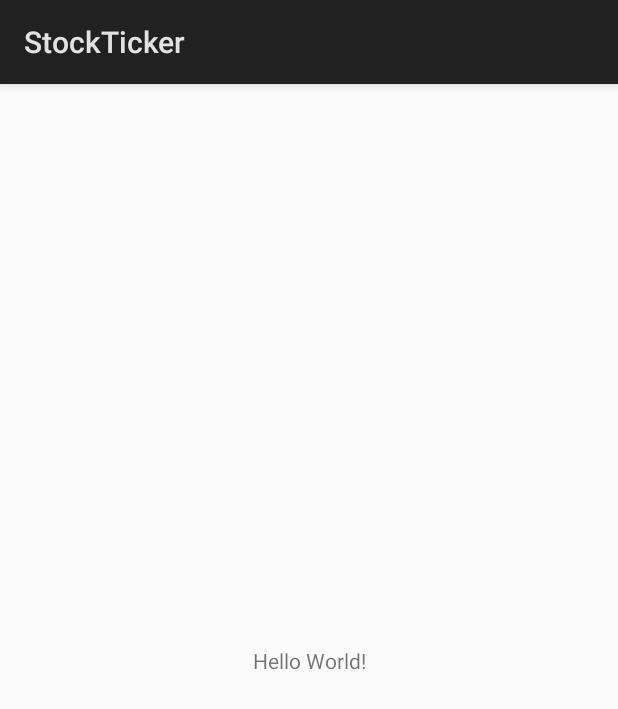
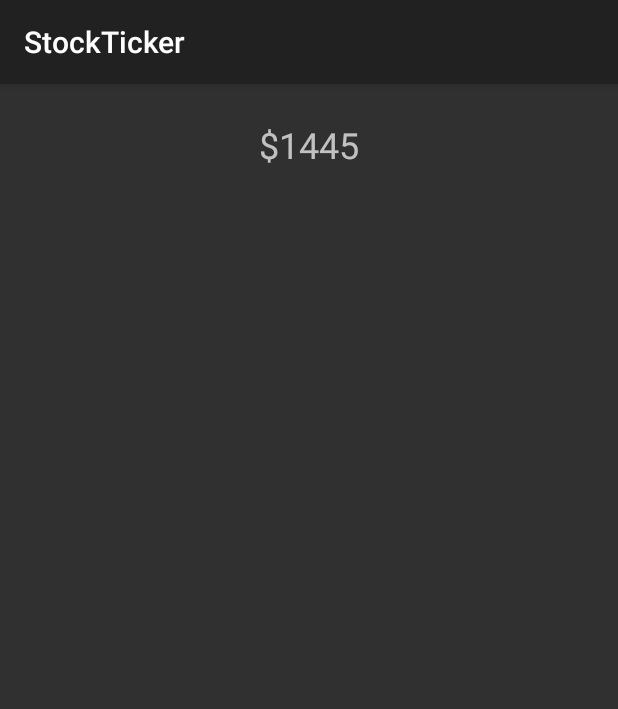
Before and after one commit to vedant1811/stock-ticker, an Android app: the screen it shows after launch (MainActivity), on a phone screen of 412 x 824 dp. Shown: the top 709 px of the screen. Run offline under Robolectric (Android 15) with nearby library versions, the phone set to English and light mode, and no system bars; our stand-ins replace ButterKnife.

```diff
--- a/app/src/main/AndroidManifest.xml
+++ b/app/src/main/AndroidManifest.xml
@@ -1,6 +1,8 @@
 <?xml version="1.0" encoding="utf-8"?>
 <manifest xmlns:android="http://schemas.android.com/apk/res/android"
           package="samples.stockticker">
+
+    <uses-permission android:name="android.permission.INTERNET" />
 
     <application
         android:allowBackup="true"
--- /dev/null
+++ b/app/src/main/java/samples/stockticker/Api.java
@@ -0,0 +1,16 @@
+package samples.stockticker;
+
+import retrofit2.Call;
+import retrofit2.http.GET;
+import retrofit2.http.Query;
+import samples.stockticker.models.StockPrices;
+
+/**
+ * Created by vedant on 31/10/17.
+ */
+
+public interface Api {
+    // https://www.alphavantage.co/query?function=TIME_SERIES_DAILY&apikey=TE0ARFPBN00QDMRV&symbol=MSFT&interval=60min
+    @GET("?function=TIME_SERIES_DAILY&apikey=TE0ARFPBN00QDMRV")
+    Call<StockPrices> daily(@Query("symbol") String symbol);
+}
--- /dev/null
+++ b/app/src/main/java/samples/stockticker/ApiProvider.java
@@ -0,0 +1,33 @@
+package samples.stockticker;
+
+import com.google.gson.Gson;
+
+import okhttp3.OkHttpClient;
+import okhttp3.logging.HttpLoggingInterceptor;
+import retrofit2.Retrofit;
+import retrofit2.converter.gson.GsonConverterFactory;
+
+/**
+ * Created by vedant on 31/10/17.
+ */
+
+public class ApiProvider {
+
+    private static final String BASE_URL = "https://www.alphavantage.co/query/";
+
+    public static Api createApi() {
+        OkHttpClient.Builder okHttpClientBuilder = new OkHttpClient.Builder();
+        if (BuildConfig.DEBUG) {
+            HttpLoggingInterceptor logging = new HttpLoggingInterceptor();
+            logging.setLevel(HttpLoggingInterceptor.Level.BODY);
+            okHttpClientBuilder.addInterceptor(logging);
+        }
+
+        Retrofit retrofit = new Retrofit.Builder()
+                .addConverterFactory(GsonConverterFactory.create(new Gson()))
+                .baseUrl(BASE_URL)
+                .client(okHttpClientBuilder.build())
+                .build();
+        return retrofit.create(Api.class);
+    }
+}
--- a/app/src/main/java/samples/stockticker/MainActivity.java
+++ b/app/src/main/java/samples/stockticker/MainActivity.java
@@ -2,14 +2,46 @@ package samples.stockticker;
 
 import android.app.Activity;
 import android.os.Bundle;
+import android.support.annotation.NonNull;
+import android.support.annotation.Nullable;
+import android.util.Log;
+import android.widget.TextView;
 
-import org.jetbrains.annotations.Nullable;
+import butterknife.BindView;
+import retrofit2.Call;
+import retrofit2.Callback;
+import retrofit2.Response;
+import samples.stockticker.models.StockPrices;
 
 class MainActivity extends Activity {
+    private static final String TAG = "MainActivity";
+
+    @BindView(R.id.current_price) TextView currentPrice;
+
+    private Api api;
 
     @Override
     protected void onCreate(@Nullable Bundle savedInstanceState) {
         super.onCreate(savedInstanceState);
         setContentView(R.layout.activity_main);
+        api = ApiProvider.createApi();
+    }
+
+    @Override
+    protected void onResume() {
+        super.onResume();
+        Log.d(TAG, "onResume");
+        api.daily("GOOGL")
+                .enqueue(new Callback<StockPrices>() {
+                    @Override
+                    public void onResponse(@NonNull Call<StockPrices> call, @NonNull Response<StockPrices> response) {
+                        Log.d(TAG, "response: " + response.body());
+                    }
+
+                    @Override
+                    public void onFailure(@NonNull Call<StockPrices> call, @NonNull Throwable t) {
+
+                    }
+                });
     }
 }
--- a/app/src/main/res/layout/activity_main.xml
+++ b/app/src/main/res/layout/activity_main.xml
@@ -8,12 +8,16 @@
     tools:context="samples.stockticker.MainActivity">
 
     <TextView
+        android:id="@+id/current_price"
         android:layout_width="wrap_content"
         android:layout_height="wrap_content"
-        android:text="Hello World!"
-        app:layout_constraintBottom_toBottomOf="parent"
+        android:layout_marginTop="24dp"
+        android:text="$1445"
         app:layout_constraintLeft_toLeftOf="parent"
         app:layout_constraintRight_toRightOf="parent"
-        app:layout_constraintTop_toTopOf="parent"/>
+        app:layout_constraintTop_toTopOf="parent"
+
+        android:textSize="24sp"
+        />
 
 </android.support.constraint.ConstraintLayout>
--- a/app/src/main/res/values/strings.xml
+++ b/app/src/main/res/values/strings.xml
@@ -1,4 +1,3 @@
 <resources>
     <string name="app_name">StockTicker</string>
-    <string name="api_key" translatable="false">TE0ARFPBN00QDMRV</string>
 </resources>
--- a/app/src/main/res/values/styles.xml
+++ b/app/src/main/res/values/styles.xml
@@ -1,7 +1,7 @@
 <resources>
 
     <!-- Base application theme. -->
-    <style name="AppTheme" parent="android:Theme.Material.Light.DarkActionBar">
+    <style name="AppTheme" parent="android:Theme.Material">
         <!-- Customize your theme here. -->
     </style>
 
```
Also changed, not shown: app/build.gradle (+7 -1 lines), app/src/main/java/samples/stockticker/models/DayPrice.java (added, +27 -0 lines), app/src/main/java/samples/stockticker/models/StockPrices.java (added, +16 -0 lines).
